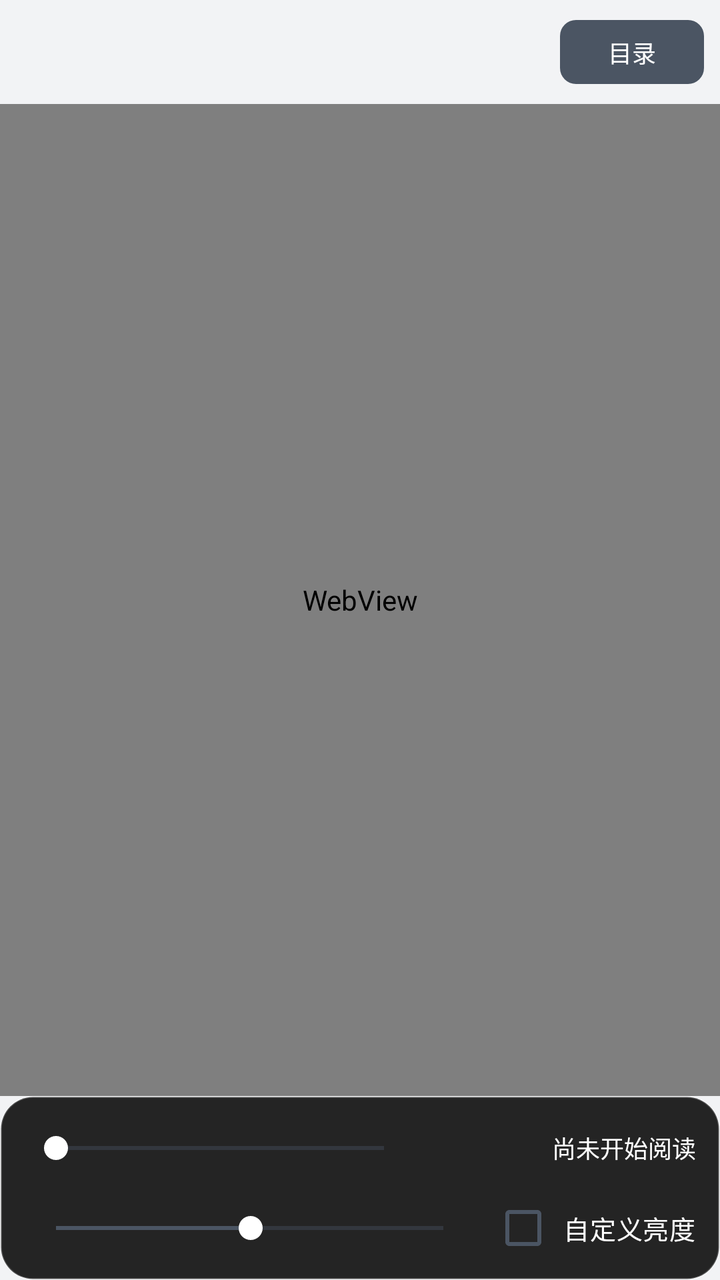
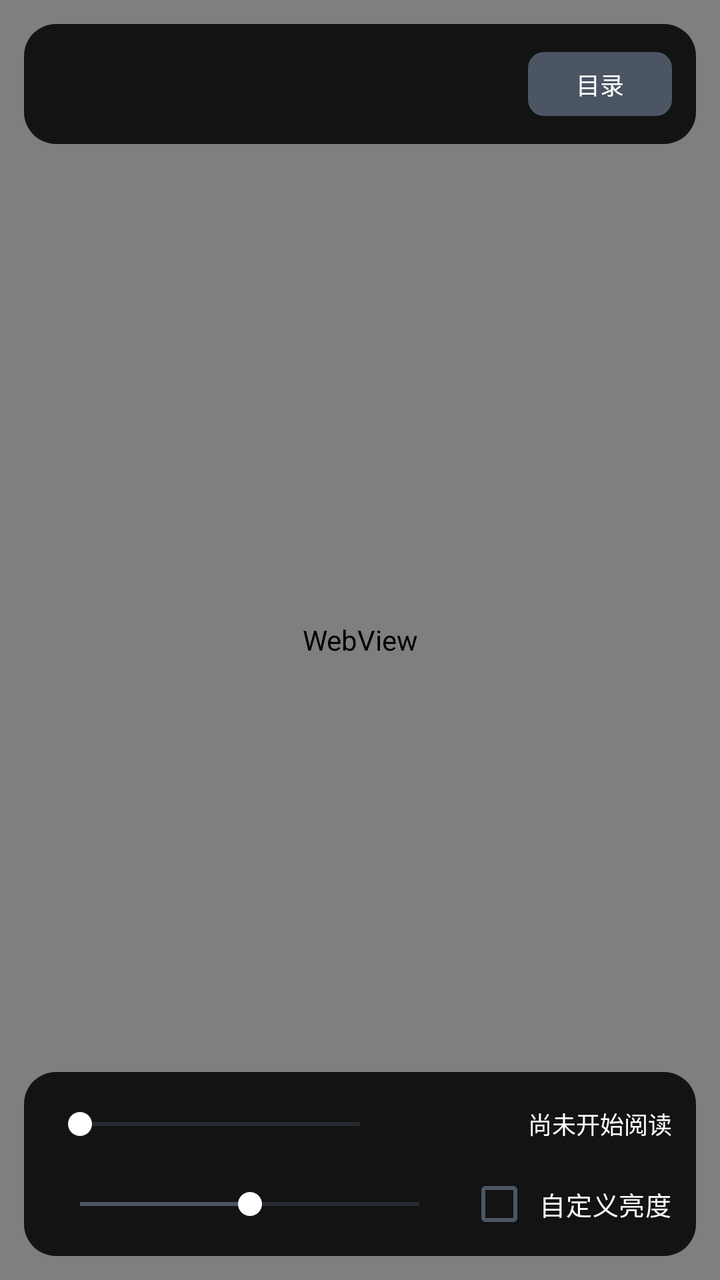

Compare the two renders of this Android layout. The source of the first and the diff that turns it into the second are given below.
<!-- AndroidManifest.xml: application theme Theme.ComicLab -->
<!-- res/layout/activity_ebook_reader.xml -->
<?xml version="1.0" encoding="utf-8"?>
<LinearLayout xmlns:android="http://schemas.android.com/apk/res/android"
    android:id="@+id/main"
    android:layout_width="match_parent"
    android:layout_height="match_parent"
    android:background="@color/comiclab_file_picker_background"
    android:orientation="vertical">

    <View
        android:id="@+id/statusBarBackground"
        android:layout_width="match_parent"
        android:layout_height="0dp"
        android:background="@color/comiclab_file_picker_background" />

    <LinearLayout
        android:id="@+id/layoutEbookReader"
        android:layout_width="match_parent"
        android:layout_height="0dp"
        android:layout_weight="1"
        android:orientation="vertical">

        <LinearLayout
            android:id="@+id/layoutEbookToolbar"
            android:layout_width="match_parent"
            android:layout_height="wrap_content"
            android:background="@color/comiclab_file_picker_background"
            android:gravity="center_vertical"
            android:minHeight="52dp"
            android:orientation="horizontal"
            android:paddingStart="8dp"
            android:paddingTop="4dp"
            android:paddingEnd="8dp"
            android:paddingBottom="4dp">

            <TextView
                android:id="@+id/tvEbookReaderTitle"
                android:layout_width="0dp"
                android:layout_height="wrap_content"
                android:layout_weight="1"
                android:ellipsize="end"
                android:maxLines="1"
                android:textColor="@color/black"
                android:textSize="16sp"
                android:textStyle="bold" />

            <Button
                android:id="@+id/btnEbookContents"
                android:layout_width="@dimen/reader_toolbar_preview_button_width"
                android:layout_height="@dimen/reader_toolbar_preview_button_height"
                android:layout_marginStart="8dp"
                android:background="@drawable/bg_preview_action_button"
                android:gravity="center"
                android:includeFontPadding="false"
                android:minWidth="0dp"
                android:minHeight="0dp"
                android:paddingStart="6dp"
                android:paddingTop="0dp"
                android:paddingEnd="6dp"
                android:paddingBottom="0dp"
                android:singleLine="true"
                android:text="@string/ebook_contents"
                android:textAllCaps="false"
                android:textColor="@color/white"
                android:textSize="12sp" />
        </LinearLayout>

        <TextView
            android:id="@+id/tvEbookReaderStatus"
            android:layout_width="match_parent"
            android:layout_height="wrap_content"
            android:background="@color/comiclab_file_picker_background"
            android:paddingStart="16dp"
            android:paddingTop="4dp"
            android:paddingEnd="16dp"
            android:paddingBottom="4dp"
            android:textColor="@color/comiclab_text_secondary"
            android:textSize="12sp"
            android:visibility="gone" />

        <WebView
            android:id="@+id/webEbookReader"
            android:layout_width="match_parent"
            android:layout_height="0dp"
            android:layout_weight="1"
            android:background="@color/comiclab_file_picker_background" />

        <LinearLayout
            android:id="@+id/layoutEbookReaderProgress"
            android:layout_width="match_parent"
            android:layout_height="wrap_content"
            android:background="@drawable/bg_reader_control_panel"
            android:gravity="center_vertical"
            android:orientation="vertical"
            android:paddingStart="12dp"
            android:paddingTop="8dp"
            android:paddingEnd="12dp"
            android:paddingBottom="8dp">

            <LinearLayout
                android:layout_width="match_parent"
                android:layout_height="36dp"
                android:gravity="center_vertical"
                android:orientation="horizontal">

                <SeekBar
                    android:id="@+id/sliderEbookReaderProgress"
                    android:layout_width="0dp"
                    android:layout_height="36dp"
                    android:layout_weight="1"
                    android:max="1000"
                    android:progress="0"
                    android:progressBackgroundTint="@color/reader_brightness_track_tint"
                    android:progressTint="@color/comiclab_accent"
                    android:thumbTint="@color/white" />

                <TextView
                    android:id="@+id/tvEbookReaderProgress"
                    android:layout_width="132dp"
                    android:layout_height="wrap_content"
                    android:layout_marginStart="8dp"
                    android:gravity="end"
                    android:text="@string/ebook_progress_not_started"
                    android:textColor="@color/white"
                    android:textSize="12sp" />
            </LinearLayout>

            <LinearLayout
                android:layout_width="match_parent"
                android:layout_height="36dp"
                android:layout_marginTop="4dp"
                android:gravity="center_vertical"
                android:orientation="horizontal">

                <SeekBar
                    android:id="@+id/sliderEbookScreenBrightness"
                    android:layout_width="0dp"
                    android:layout_height="36dp"
                    android:layout_weight="1"
                    android:max="255"
                    android:progress="128"
                    android:progressBackgroundTint="@color/reader_brightness_track_tint"
                    android:progressTint="@color/reader_brightness_progress_tint"
                    android:thumbTint="@color/reader_brightness_thumb_tint" />

                <CheckBox
                    android:id="@+id/checkboxEbookCustomBrightness"
                    android:layout_width="wrap_content"
                    android:layout_height="36dp"
                    android:layout_marginStart="8dp"
                    android:buttonTint="@color/comiclab_accent"
                    android:gravity="center_vertical"
                    android:minWidth="0dp"
                    android:paddingStart="4dp"
                    android:text="@string/custom_brightness"
                    android:textColor="@color/white"
                    android:textSize="13sp" />
            </LinearLayout>
        </LinearLayout>
    </LinearLayout>
</LinearLayout>
<!-- resources referenced by this layout -->
<resources>
  <color name="black">#FF000000</color>
  <color name="comiclab_accent">#4B5563</color>
  <color name="comiclab_file_picker_background">#F2F3F5</color>
  <color name="comiclab_text_secondary">#6B7280</color>
  <color name="white">#FFFFFFFF</color>
  <dimen name="reader_toolbar_preview_button_height">32dp</dimen>
  <dimen name="reader_toolbar_preview_button_width">72dp</dimen>
  <!-- drawable bg_preview_action_button (drawable) -->
  <?xml version="1.0" encoding="utf-8"?>
  <selector xmlns:android="http://schemas.android.com/apk/res/android">
      <item android:state_pressed="true">
          <shape android:shape="rectangle">
              <corners android:radius="8dp" />
              <solid android:color="@color/comiclab_accent_pressed" />
          </shape>
      </item>
  
      <item>
          <shape android:shape="rectangle">
              <corners android:radius="8dp" />
              <solid android:color="@color/comiclab_accent" />
          </shape>
      </item>
  </selector>
  <!-- drawable bg_reader_control_panel (drawable) -->
  <?xml version="1.0" encoding="utf-8"?>
  <shape xmlns:android="http://schemas.android.com/apk/res/android">
      <solid android:color="#D9000000" />
      <stroke
          android:width="1dp"
          android:color="#33FFFFFF" />
      <corners android:radius="16dp" />
  </shape>
  <string name="custom_brightness">自定义亮度</string>
  <string name="ebook_contents">目录</string>
  <string name="ebook_progress_not_started">尚未开始阅读</string>
  <style name="Theme.ComicLab" parent="Base.Theme.ComicLab" />
  <color name="comiclab_accent_pressed">#333333</color>
  <style name="Base.Theme.ComicLab" parent="Theme.Material3.DayNight.NoActionBar">
          <item name="colorPrimary">@color/comiclab_accent</item>
          <item name="colorOnPrimary">@color/white</item>
          <item name="colorSecondary">@color/comiclab_accent</item>
          <item name="colorOnSecondary">@color/white</item>
          <item name="colorAccent">@color/comiclab_accent</item>
          <item name="colorControlActivated">@color/comiclab_accent</item>
          <item name="android:colorAccent">@color/comiclab_accent</item>
          <item name="android:colorControlActivated">@color/comiclab_accent</item>
          <item name="android:windowFullscreen">false</item>
          <item name="android:statusBarColor">@color/comiclab_accent</item>
          <item name="android:navigationBarColor">@color/white</item>
          <item name="android:windowLightStatusBar">true</item>
          <item name="android:windowLightNavigationBar">true</item>
          <item name="materialButtonStyle">@style/Widget.ComicLab.Button</item>
      </style>
  <style name="Widget.ComicLab.Button" parent="Widget.Material3.Button">
          <item name="backgroundTint">@color/comiclab_button_tint</item>
          <item name="android:textColor">@color/white</item>
          <item name="cornerRadius">8dp</item>
      </style>
</resources>

<!-- the commit's change to res/layout/activity_ebook_reader.xml (unified diff, before → after) -->
@@ -1,160 +1,154 @@
 <?xml version="1.0" encoding="utf-8"?>
-<LinearLayout xmlns:android="http://schemas.android.com/apk/res/android"
+<FrameLayout xmlns:android="http://schemas.android.com/apk/res/android"
     android:id="@+id/main"
     android:layout_width="match_parent"
     android:layout_height="match_parent"
-    android:background="@color/comiclab_file_picker_background"
-    android:orientation="vertical">
+    android:background="@color/black">
 
-    <View
-        android:id="@+id/statusBarBackground"
+    <WebView
+        android:id="@+id/webEbookReader"
         android:layout_width="match_parent"
-        android:layout_height="0dp"
-        android:background="@color/comiclab_file_picker_background" />
+        android:layout_height="match_parent"
+        android:background="@color/black"
+        android:overScrollMode="never" />
 
     <LinearLayout
-        android:id="@+id/layoutEbookReader"
+        android:id="@+id/layoutEbookToolbar"
         android:layout_width="match_parent"
-        android:layout_height="0dp"
-        android:layout_weight="1"
-        android:orientation="vertical">
+        android:layout_height="wrap_content"
+        android:layout_gravity="top"
+        android:layout_marginStart="12dp"
+        android:layout_marginTop="12dp"
+        android:layout_marginEnd="12dp"
+        android:background="@drawable/bg_reader_control_panel"
+        android:gravity="center_vertical"
+        android:orientation="horizontal"
+        android:paddingStart="12dp"
+        android:paddingEnd="12dp"
+        android:paddingTop="14dp"
+        android:paddingBottom="14dp">
+
+        <TextView
+            android:id="@+id/tvEbookReaderTitle"
+            android:layout_width="0dp"
+            android:layout_height="wrap_content"
+            android:layout_weight="1"
+            android:ellipsize="end"
+            android:maxLines="1"
+            android:textColor="@color/white"
+            android:textSize="14sp" />
+
+        <Button
+            android:id="@+id/btnEbookContents"
+            android:layout_width="@dimen/reader_toolbar_preview_button_width"
+            android:layout_height="@dimen/reader_toolbar_preview_button_height"
+            android:layout_marginStart="8dp"
+            android:background="@drawable/bg_preview_action_button"
+            android:gravity="center"
+            android:includeFontPadding="false"
+            android:minWidth="0dp"
+            android:minHeight="0dp"
+            android:paddingStart="6dp"
+            android:paddingTop="0dp"
+            android:paddingEnd="6dp"
+            android:paddingBottom="0dp"
+            android:singleLine="true"
+            android:text="@string/ebook_contents"
+            android:textAllCaps="false"
+            android:textColor="@color/white"
+            android:textSize="12sp" />
+    </LinearLayout>
+
+    <LinearLayout
+        android:id="@+id/layoutEbookReaderProgress"
+        android:layout_width="match_parent"
+        android:layout_height="wrap_content"
+        android:layout_gravity="bottom"
+        android:layout_marginStart="12dp"
+        android:layout_marginEnd="12dp"
+        android:layout_marginBottom="12dp"
+        android:background="@drawable/bg_reader_control_panel"
+        android:gravity="center_vertical"
+        android:orientation="vertical"
+        android:paddingStart="12dp"
+        android:paddingTop="8dp"
+        android:paddingEnd="12dp"
+        android:paddingBottom="8dp">
 
         <LinearLayout
-            android:id="@+id/layoutEbookToolbar"
             android:layout_width="match_parent"
-            android:layout_height="wrap_content"
-            android:background="@color/comiclab_file_picker_background"
+            android:layout_height="36dp"
             android:gravity="center_vertical"
-            android:minHeight="52dp"
-            android:orientation="horizontal"
-            android:paddingStart="8dp"
-            android:paddingTop="4dp"
-            android:paddingEnd="8dp"
-            android:paddingBottom="4dp">
+            android:orientation="horizontal">
+
+            <SeekBar
+                android:id="@+id/sliderEbookReaderProgress"
+                android:layout_width="0dp"
+                android:layout_height="36dp"
+                android:layout_weight="1"
+                android:max="1000"
+                android:progress="0"
+                android:progressBackgroundTint="@color/reader_brightness_track_tint"
+                android:progressTint="@color/comiclab_accent"
+                android:thumbTint="@color/white" />
 
             <TextView
-                android:id="@+id/tvEbookReaderTitle"
-                android:layout_width="0dp"
+                android:id="@+id/tvEbookReaderProgress"
+                android:layout_width="132dp"
                 android:layout_height="wrap_content"
-                android:layout_weight="1"
-                android:ellipsize="end"
-                android:maxLines="1"
-                android:textColor="@color/black"
-                android:textSize="16sp"
-                android:textStyle="bold" />
-
-            <Button
-                android:id="@+id/btnEbookContents"
-                android:layout_width="@dimen/reader_toolbar_preview_button_width"
-                android:layout_height="@dimen/reader_toolbar_preview_button_height"
                 android:layout_marginStart="8dp"
-                android:background="@drawable/bg_preview_action_button"
-                android:gravity="center"
-                android:includeFontPadding="false"
-                android:minWidth="0dp"
-                android:minHeight="0dp"
-                android:paddingStart="6dp"
-                android:paddingTop="0dp"
-                android:paddingEnd="6dp"
-                android:paddingBottom="0dp"
-                android:singleLine="true"
-                android:text="@string/ebook_contents"
-                android:textAllCaps="false"
+                android:gravity="end"
+                android:text="@string/ebook_progress_not_started"
                 android:textColor="@color/white"
                 android:textSize="12sp" />
         </LinearLayout>
 
-        <TextView
-            android:id="@+id/tvEbookReaderStatus"
+        <LinearLayout
             android:layout_width="match_parent"
-            android:layout_height="wrap_content"
-            android:background="@color/comiclab_file_picker_background"
-            android:paddingStart="16dp"
-            android:paddingTop="4dp"
-            android:paddingEnd="16dp"
-            android:paddingBottom="4dp"
-            android:textColor="@color/comiclab_text_secondary"
-            android:textSize="12sp"
-            android:visibility="gone" />
+            android:layout_height="36dp"
+            android:layout_marginTop="4dp"
+            android:gravity="center_vertical"
+            android:orientation="horizontal">
 
-        <WebView
-            android:id="@+id/webEbookReader"
-            android:layout_width="match_parent"
-            android:layout_height="0dp"
-            android:layout_weight="1"
-            android:background="@color/comiclab_file_picker_background" />
+            <SeekBar
+                android:id="@+id/sliderEbookScreenBrightness"
+                android:layout_width="0dp"
+                android:layout_height="36dp"
+                android:layout_weight="1"
+                android:max="255"
+                android:progress="128"
+                android:progressBackgroundTint="@color/reader_brightness_track_tint"
+                android:progressTint="@color/reader_brightness_progress_tint"
+                android:thumbTint="@color/reader_brightness_thumb_tint" />
 
-        <LinearLayout
-            android:id="@+id/layoutEbookReaderProgress"
-            android:layout_width="match_parent"
-            android:layout_height="wrap_content"
-            android:background="@drawable/bg_reader_control_panel"
-            android:gravity="center_vertical"
-            android:orientation="vertical"
-            android:paddingStart="12dp"
-            android:paddingTop="8dp"
-            android:paddingEnd="12dp"
-            android:paddingBottom="8dp">
-
-            <LinearLayout
-                android:layout_width="match_parent"
+            <CheckBox
+                android:id="@+id/checkboxEbookCustomBrightness"
+                android:layout_width="wrap_content"
                 android:layout_height="36dp"
+                android:layout_marginStart="8dp"
+                android:buttonTint="@color/comiclab_accent"
                 android:gravity="center_vertical"
-                android:orientation="horizontal">
-
-                <SeekBar
-                    android:id="@+id/sliderEbookReaderProgress"
-                    android:layout_width="0dp"
-                    android:layout_height="36dp"
-                    android:layout_weight="1"
-                    android:max="1000"
-                    android:progress="0"
-                    android:progressBackgroundTint="@color/reader_brightness_track_tint"
-                    android:progressTint="@color/comiclab_accent"
-                    android:thumbTint="@color/white" />
-
-                <TextView
-                    android:id="@+id/tvEbookReaderProgress"
-                    android:layout_width="132dp"
-                    android:layout_height="wrap_content"
-                    android:layout_marginStart="8dp"
-                    android:gravity="end"
-                    android:text="@string/ebook_progress_not_started"
-                    android:textColor="@color/white"
-                    android:textSize="12sp" />
-            </LinearLayout>
-
-            <LinearLayout
-                android:layout_width="match_parent"
-                android:layout_height="36dp"
-                android:layout_marginTop="4dp"
-                android:gravity="center_vertical"
-                android:orientation="horizontal">
-
-                <SeekBar
-                    android:id="@+id/sliderEbookScreenBrightness"
-                    android:layout_width="0dp"
-                    android:layout_height="36dp"
-                    android:layout_weight="1"
-                    android:max="255"
-                    android:progress="128"
-                    android:progressBackgroundTint="@color/reader_brightness_track_tint"
-                    android:progressTint="@color/reader_brightness_progress_tint"
-                    android:thumbTint="@color/reader_brightness_thumb_tint" />
-
-                <CheckBox
-                    android:id="@+id/checkboxEbookCustomBrightness"
-                    android:layout_width="wrap_content"
-                    android:layout_height="36dp"
-                    android:layout_marginStart="8dp"
-                    android:buttonTint="@color/comiclab_accent"
-                    android:gravity="center_vertical"
-                    android:minWidth="0dp"
-                    android:paddingStart="4dp"
-                    android:text="@string/custom_brightness"
-                    android:textColor="@color/white"
-                    android:textSize="13sp" />
-            </LinearLayout>
+                android:minWidth="0dp"
+                android:paddingStart="4dp"
+                android:text="@string/custom_brightness"
+                android:textColor="@color/white"
+                android:textSize="13sp" />
         </LinearLayout>
     </LinearLayout>
-</LinearLayout>
+
+    <TextView
+        android:id="@+id/tvEbookReaderStatus"
+        android:layout_width="match_parent"
+        android:layout_height="wrap_content"
+        android:layout_gravity="center"
+        android:layout_marginStart="36dp"
+        android:layout_marginEnd="36dp"
+        android:background="@drawable/bg_reader_status_panel"
+        android:gravity="center"
+        android:padding="16dp"
+        android:text="@string/ebook_loading"
+        android:textColor="@color/white"
+        android:textSize="14sp"
+        android:visibility="gone" />
+
+</FrameLayout>
<!-- resource entries referenced after the edit -->
@@ -2,8 +2,6 @@
 <resources>
   <color name="black">#FF000000</color>
   <color name="comiclab_accent">#4B5563</color>
-  <color name="comiclab_file_picker_background">#F2F3F5</color>
-  <color name="comiclab_text_secondary">#6B7280</color>
   <color name="white">#FFFFFFFF</color>
   <dimen name="reader_toolbar_preview_button_height">32dp</dimen>
   <dimen name="reader_toolbar_preview_button_width">72dp</dimen>
@@ -28,13 +26,17 @@
   <?xml version="1.0" encoding="utf-8"?>
   <shape xmlns:android="http://schemas.android.com/apk/res/android">
       <solid android:color="#D9000000" />
-      <stroke
-          android:width="1dp"
-          android:color="#33FFFFFF" />
       <corners android:radius="16dp" />
+  </shape>
+  <!-- drawable bg_reader_status_panel (drawable) -->
+  <?xml version="1.0" encoding="utf-8"?>
+  <shape xmlns:android="http://schemas.android.com/apk/res/android">
+      <solid android:color="#D9000000" />
+      <corners android:radius="14dp" />
   </shape>
   <string name="custom_brightness">自定义亮度</string>
   <string name="ebook_contents">目录</string>
+  <string name="ebook_loading">正在加载电子书...</string>
   <string name="ebook_progress_not_started">尚未开始阅读</string>
   <style name="Theme.ComicLab" parent="Base.Theme.ComicLab" />
   <color name="comiclab_accent_pressed">#333333</color>
